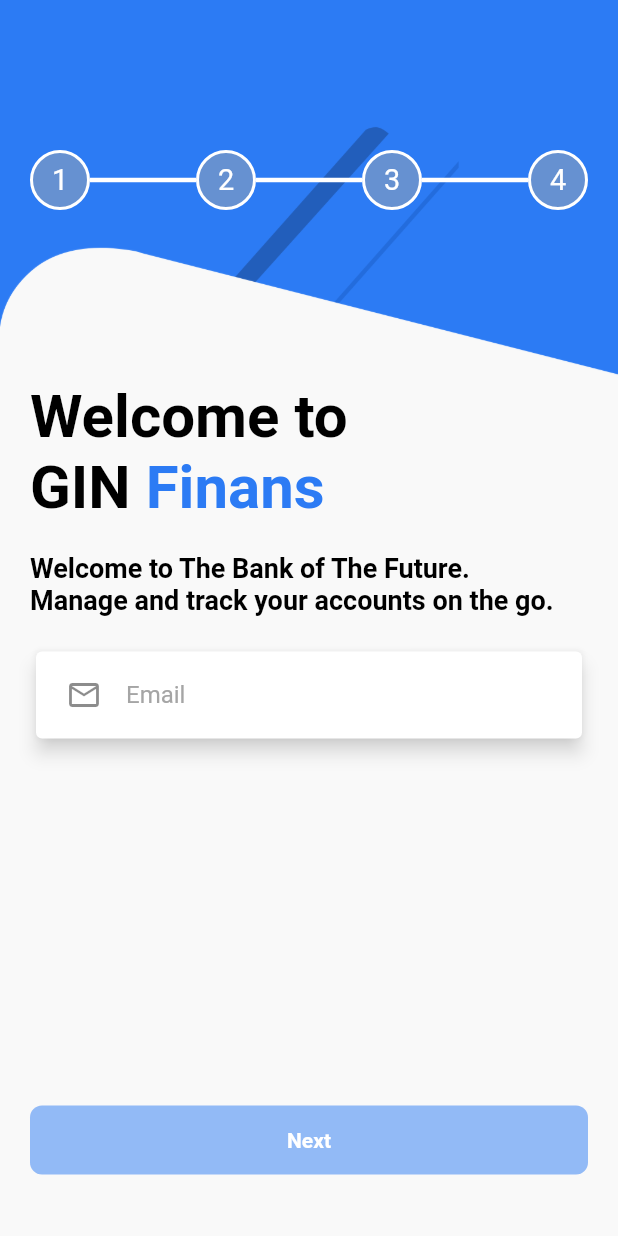
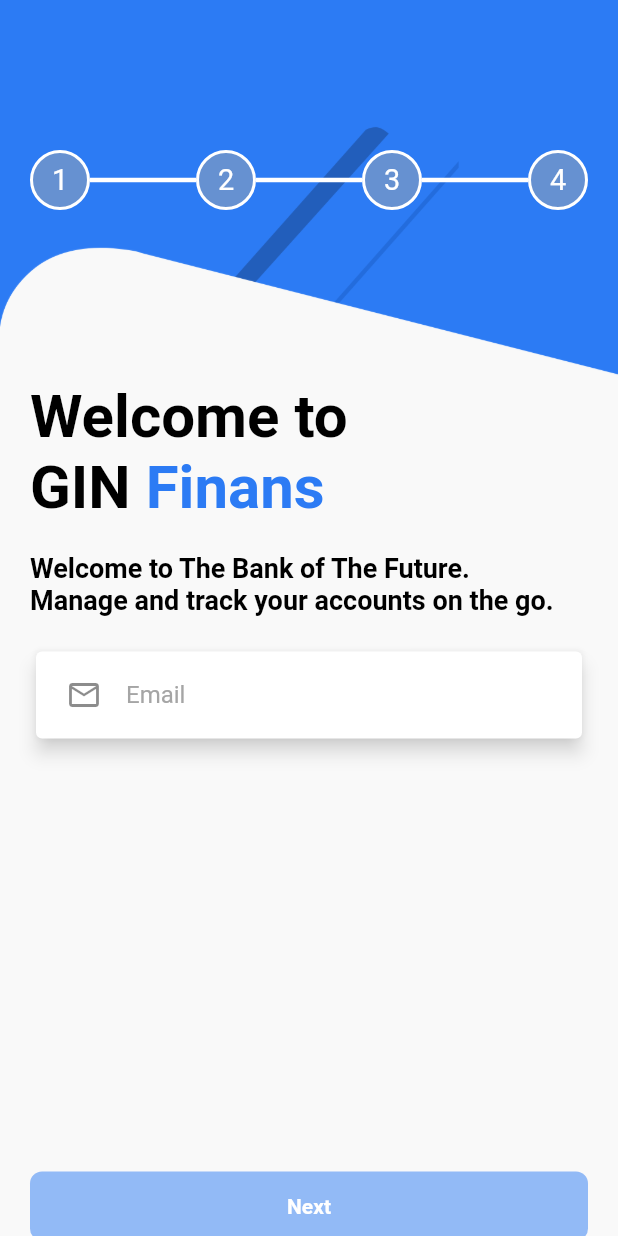
Before and after one commit to MarcelSantoso/dkatalis_test, a Flutter app: the screen it shows after launch, on a phone screen of 412 x 824 dp. Run offline on Flutter 3.47's test engine with Material 2 defaults, Android fonts, the light colour scheme and no system bars.

Commit message:
Major Scroll & Data Fixes
- Scroll was having issue in Android.
- Calculate manually on screen size ( must test on different screen sizes )
- Data keeps on disappearing. Keep data as "global". Could be better done with GetX state management.

```diff
--- a/lib/Helper/Helper.dart
+++ b/lib/Helper/Helper.dart
@@ -1,3 +1,6 @@
+import 'dart:io';
+
+import 'package:dkatalis_test/Helper/Constants.dart';
 import 'package:flutter/material.dart';
 
 class Helper {
@@ -12,4 +15,29 @@ class Helper {
   static void navigate(context, page) {
     Navigator.push(context, MaterialPageRoute(builder: (context) => page));
   }
+
+  static double getHeight(context, {noAppbar = false}) {
+    var top = MediaQuery.of(context).padding.top;
+    var bottom = MediaQuery.of(context).viewInsets.bottom;
+    var multiplier = 2;
+    if (Platform.isAndroid) {
+      bottom = bottom * 0.3;
+
+      if (noAppbar) {
+        top -= AppBar().preferredSize.height * 1.5;
+      }
+    } else if (Platform.isIOS) {
+      multiplier = 3;
+
+      if (noAppbar) {
+        top -= AppBar().preferredSize.height * 2;
+        bottom *= 0.7;
+      }
+    }
+
+    return MediaQuery.of(context).size.height -
+        top -
+        bottom -
+        padding * multiplier;
+  }
 }
--- a/lib/Page/Home.dart
+++ b/lib/Page/Home.dart
@@ -9,6 +9,8 @@ import 'Password.dart';
 
 class Home extends StatefulWidget {
   Data? model;
+  Home({this.model});
+
   @override
   _HomeState createState() => _HomeState();
 }
@@ -44,10 +46,14 @@ class _HomeState extends State<Home> {
         color: colorPrimary,
       ),
       Image.asset("assets/background.png"),
-      Container(
-          child: CustomScrollView(slivers: [
-        SliverFillRemaining(
-            hasScrollBody: false,
+      body(),
+    ]));
+  }
+
+  Widget body() {
+    return SingleChildScrollView(
+      child: Container(
+        height: Helper.getHeight(context, noAppbar: true),
         child: Column(children: <Widget>[
           SizedBox(height: space_header),
           Padding(
@@ -82,8 +88,7 @@ class _HomeState extends State<Home> {
                             shadowColor: Colors.grey[200],
                             child: Container(
                                 padding: EdgeInsets.symmetric(
-                                        horizontal: padding,
-                                        vertical: padding_xs),
+                                    horizontal: padding, vertical: padding_xs),
                                 child: textField())),
                         SizedBox(height: padding),
                         Spacer(),
@@ -95,9 +100,9 @@ class _HomeState extends State<Home> {
                             )),
                         SizedBox(height: padding * 2),
                       ]))),
-            ]))
-      ]))
-    ]));
+        ]),
+      ),
+    );
   }
 
   Widget textField() {
@@ -114,7 +119,6 @@ class _HomeState extends State<Home> {
 
   void nextPage() {
     widget.model?.email = controllerEmail.text;
-    print(widget.model?.parseAsJson());
     Helper.navigate(context, Password(model: widget.model));
   }
 }
--- a/lib/main.dart
+++ b/lib/main.dart
@@ -1,7 +1,9 @@
 import 'package:flutter/material.dart';
 
+import 'Model/Data.dart';
 import 'Page/Home.dart';
 
+Data model = Data();
 void main() {
   runApp(MyApp());
 }
@@ -15,7 +17,7 @@ class MyApp extends StatelessWidget {
       theme: ThemeData(
         primarySwatch: Colors.blue,
       ),
-      home: Home(),
+      home: Home(model: model),
     );
   }
 }
```
Also changed, not shown: lib/Page/Password.dart (+5 -4 lines), lib/Page/Personal.dart (+3 -4 lines), lib/Page/VideoCall.dart (+3 -4 lines). Lines whose indentation alone changed are shown as unchanged.
